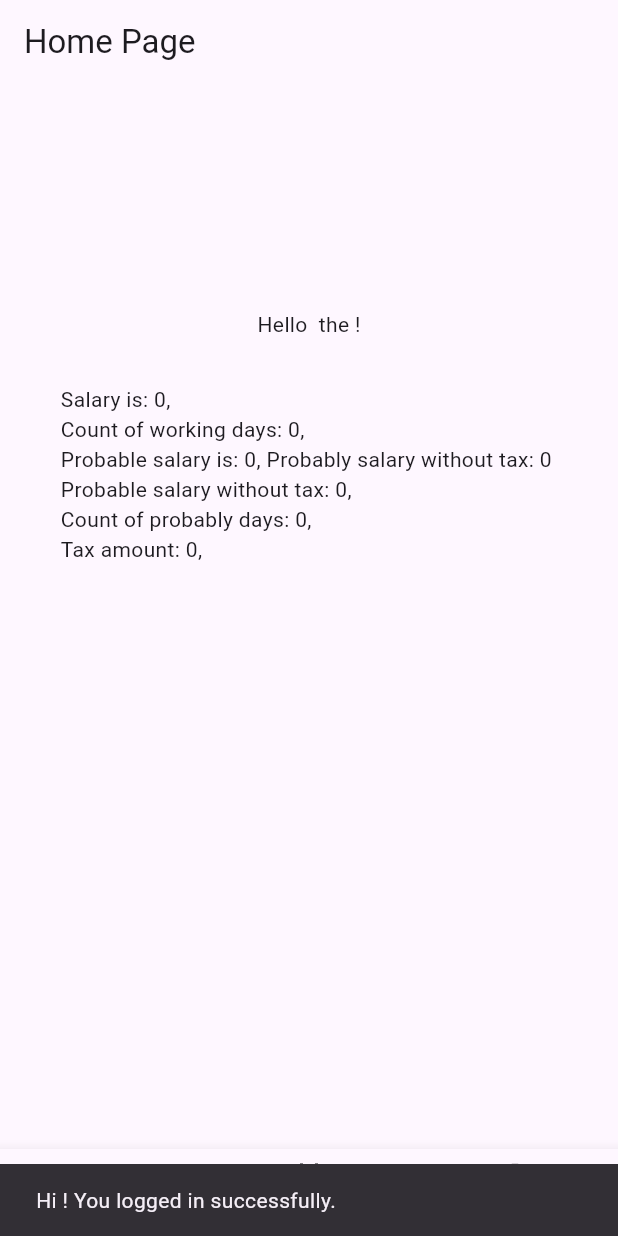
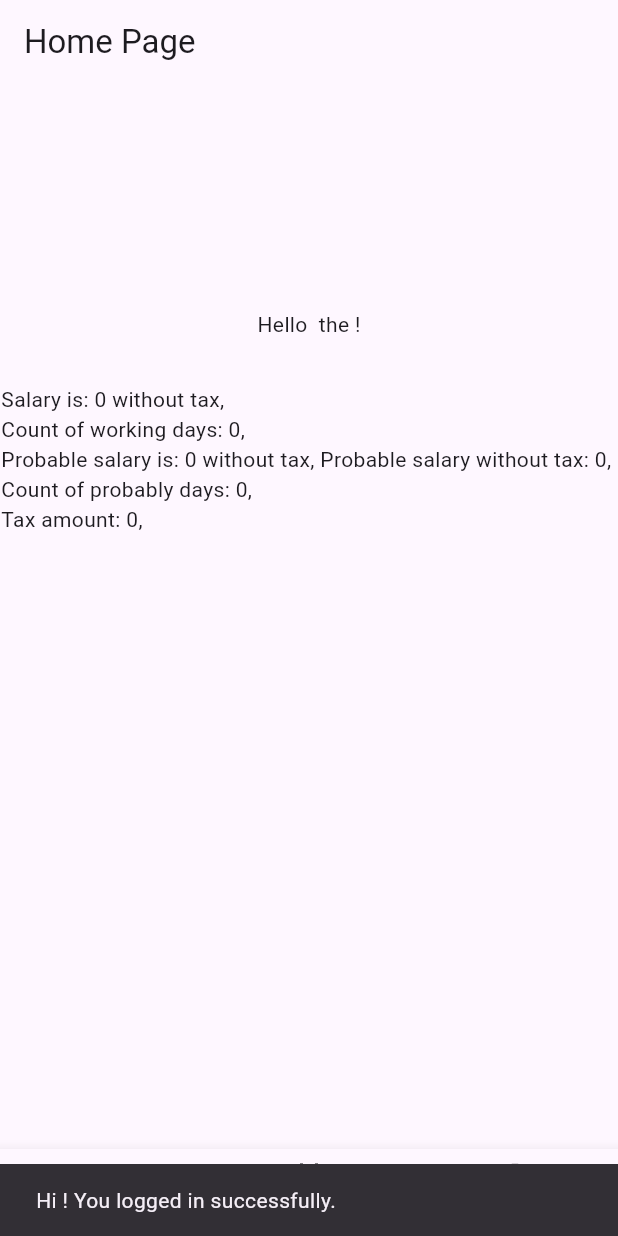
Before and after one commit to ligamt15/work_scheduler, a Flutter app: the HomePage widget shown alone on an empty page, opened directly, on a phone screen of 412 x 824 dp. Run offline on Flutter 3.47's test engine with Material 3 defaults, Android fonts, the phone set to English and light mode, and no system bars; our stand-ins replace cloud_firestore, firebase_auth, firebase_core, table_calendar; accounts and stored records are empty; network calls fail.

Commit message:
Update homepage.dart

```diff
--- a/lib/screens/homepage.dart
+++ b/lib/screens/homepage.dart
@@ -97,10 +97,9 @@
                             'Cant calculate your salary. Check your calendar and next payment date');
                       } else {
                         return Text(
-  'Salary is: ${snapshot.data?[0]},\n'
+  'Salary is: ${snapshot.data?[0]}${snapshot.data?[6]},\n'
   'Count of working days: ${snapshot.data?[1]}, \n'
-  'Probable salary is: ${snapshot.data?[2]}, '
-'Probably salary without tax: ${snapshot.data?[2] - snapshot.data?[5]} \n'
+  'Probable salary is: ${snapshot.data?[2]}${snapshot.data?[6]}, '
   'Probable salary without tax: ${snapshot.data?[3]}, \n'
   'Count of probably days: ${snapshot.data?[4]}, \n'
   'Tax amount: ${snapshot.data?[5]}, \n'
```
